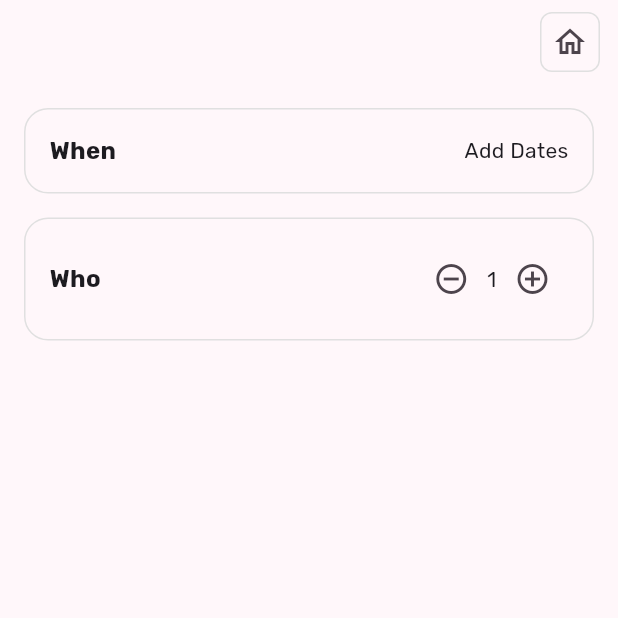
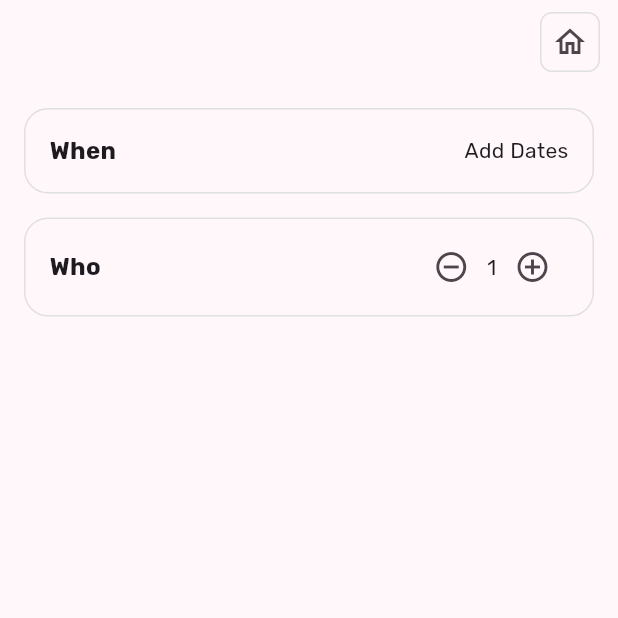
Before and after one commit to FirebaseExtended/compass-ai-travel-planning-sample-flutter, a Flutter app: the LegacyFormScreen screen opened by its route, on a phone screen of 412 x 824 dp, the top half of it. Run offline on Flutter 3.47's test engine with Material 3 defaults, Android fonts, the phone set to English and light mode, and no system bars; our stand-ins replace flutter_animate, go_router, google_fonts, image_picker, speech_to_text.

Commit message:
fix padding on quantity input

```diff
--- a/lib/screens/legacy/legacy_form.dart
+++ b/lib/screens/legacy/legacy_form.dart
@@ -78,7 +78,8 @@ class _LegacyFormScreenState extends State<LegacyFormScreen> {
                 dimension: 16,
               ),
               Container(
-                padding: const EdgeInsets.all(16),
+                padding:
+                    const EdgeInsets.symmetric(vertical: 8, horizontal: 16),
                 decoration: BoxDecoration(
                   border: Border.all(color: Colors.grey[300]!),
                   borderRadius: BorderRadius.circular(16.0),
```
